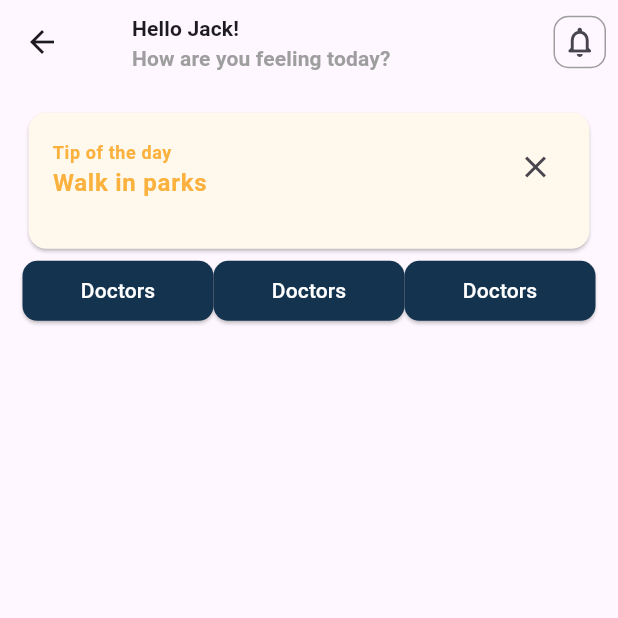
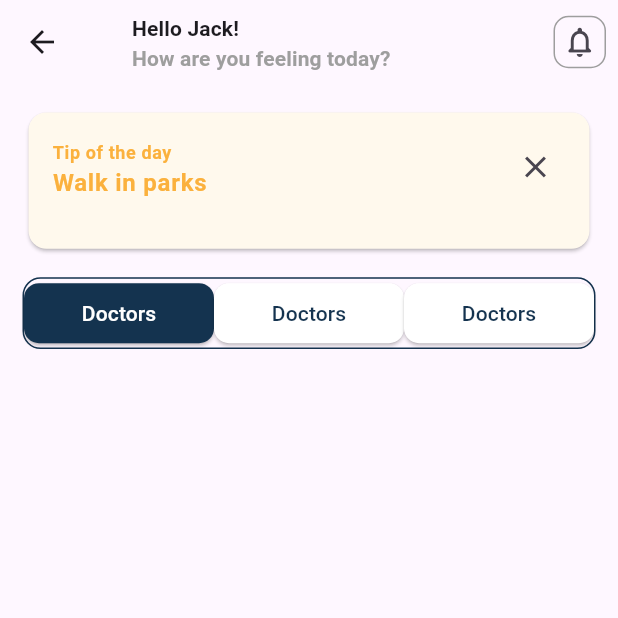
Before and after one commit to ufukyazici/flutter_ui_practices, a Flutter app: the MedicalAppHomeView screen opened directly, on a phone screen of 412 x 824 dp, the top half of it. Run offline on Flutter 3.47's test engine with Material 2 defaults, Android fonts, the phone set to English and light mode, and no system bars; our stand-ins replace persistent_bottom_nav_bar; missing offline and left inert: kartal.

Commit message:
Medical App UI

```diff
--- a/lib/medical_app_ui/medical_app_button.dart
+++ b/lib/medical_app_ui/medical_app_button.dart
@@ -5,28 +5,35 @@ class MedicalAppButton extends StatelessWidget {
     super.key,
     String? buttonText,
     Icon? buttonIcon,
+    Color? buttonColor,
+    Color? textColor,
     required void Function() onPressed,
   })  : _buttonText = buttonText,
         _onPressed = onPressed,
-        _buttonIcon = buttonIcon;
+        _buttonIcon = buttonIcon,
+        _buttonColor = buttonColor,
+        _textColor = textColor;
 
   final String? _buttonText;
   final void Function() _onPressed;
   final Icon? _buttonIcon;
+  final Color? _buttonColor;
+  final Color? _textColor;
 
   @override
   Widget build(BuildContext context) {
     return ElevatedButton(
       onPressed: _onPressed,
-      style: const ButtonStyle(
-          backgroundColor: MaterialStatePropertyAll(Color(0xff14334f)),
-          shape: MaterialStatePropertyAll(RoundedRectangleBorder(borderRadius: BorderRadius.all(Radius.circular(10))))),
+      style: ButtonStyle(
+          backgroundColor: MaterialStatePropertyAll(_buttonColor ?? const Color(0xff14334f)),
+          shape: const MaterialStatePropertyAll(
+              RoundedRectangleBorder(borderRadius: BorderRadius.all(Radius.circular(10))))),
       child: Padding(
         padding: const EdgeInsets.symmetric(vertical: 10.0),
         child: _buttonText != null
             ? Text(
                 _buttonText!,
-                style: Theme.of(context).textTheme.labelLarge?.copyWith(color: Colors.white),
+                style: Theme.of(context).textTheme.labelLarge?.copyWith(color: _textColor ?? Colors.white),
               )
             : _buttonIcon,
       ),
--- a/lib/medical_app_ui/medical_app_home_view.dart
+++ b/lib/medical_app_ui/medical_app_home_view.dart
@@ -11,10 +11,17 @@ class _MedicalAppHomeViewState extends State<MedicalAppHomeView> {
   final String _welcomeMessage = "Hello Jack!";
   final String _howAreYouFeelingToday = "How are you feeling today?";
   bool _isTipOfTheDayVisible = true;
+  int _selectedTab = 0;
 
   void changeVisibility() {
     setState(() {
       _isTipOfTheDayVisible = !_isTipOfTheDayVisible;
+    });
+  }
+
+  void changeSelectedTab(int index) {
+    setState(() {
+      _selectedTab = index;
     });
   }
 
@@ -79,12 +86,47 @@ class _MedicalAppHomeViewState extends State<MedicalAppHomeView> {
               ),
             ),
           ),
-          Row(
-            children: [
-              Expanded(child: MedicalAppButton(onPressed: () {}, buttonText: "Doctors")),
-              Expanded(child: MedicalAppButton(onPressed: () {}, buttonText: "Doctors")),
-              Expanded(child: MedicalAppButton(onPressed: () {}, buttonText: "Doctors")),
-            ],
+          Padding(
+            padding: const EdgeInsets.symmetric(vertical: 15.0),
+            child: Container(
+              decoration: BoxDecoration(
+                  border: Border.all(color: const Color(0xff14334f)), borderRadius: BorderRadius.circular(12)),
+              height: MediaQuery.of(context).size.height * 0.058,
+              child: Row(
+                children: [
+                  Expanded(
+                      child: _selectedTab == 0
+                          ? MedicalAppButton(onPressed: () {}, buttonText: "Doctors")
+                          : MedicalAppButton(
+                              onPressed: () {
+                                changeSelectedTab(0);
+                              },
+                              buttonText: "Doctors",
+                              buttonColor: Colors.white,
+                              textColor: const Color(0xff14334f))),
+                  Expanded(
+                      child: _selectedTab == 1
+                          ? MedicalAppButton(onPressed: () {}, buttonText: "Doctors")
+                          : MedicalAppButton(
+                              onPressed: () {
+                                changeSelectedTab(1);
+                              },
+                              buttonText: "Doctors",
+                              buttonColor: Colors.white,
+                              textColor: const Color(0xff14334f))),
+                  Expanded(
+                      child: _selectedTab == 2
+                          ? MedicalAppButton(onPressed: () {}, buttonText: "Doctors")
+                          : MedicalAppButton(
+                              onPressed: () {
+                                changeSelectedTab(2);
+                              },
+                              buttonText: "Doctors",
+                              buttonColor: Colors.white,
+                              textColor: const Color(0xff14334f))),
+                ],
+              ),
+            ),
           )
         ]),
       ),
```
